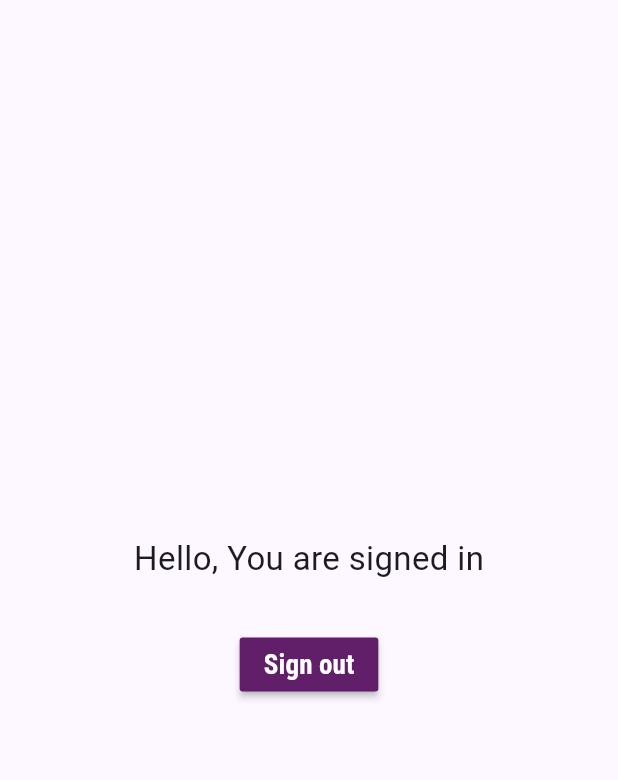
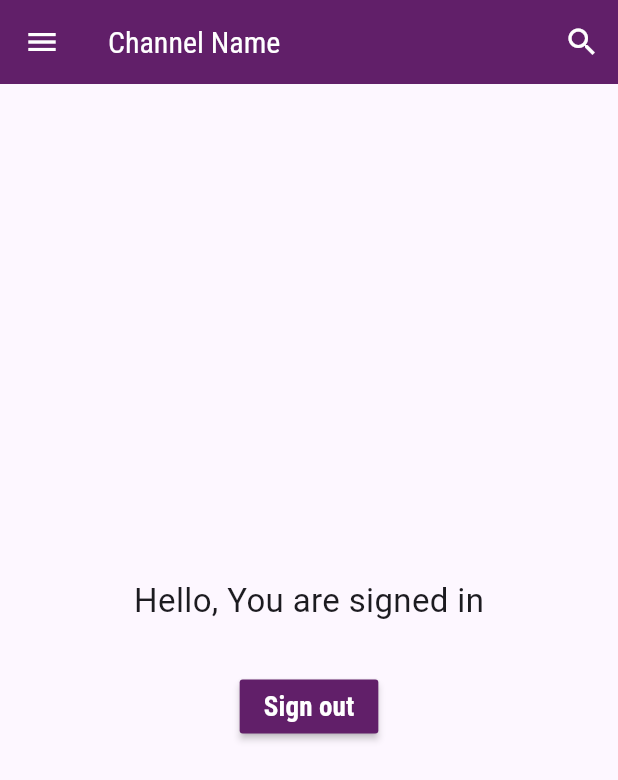
Before and after one commit to MariemAbdi/CommuniTeam, a Flutter app: the screen it shows once a user with an empty profile is signed in, on a phone screen of 412 x 824 dp. Shown: the top 780 px of the screen. Run offline on Flutter 3.47's test engine with Material 2 defaults, Android fonts, the phone set to English and light mode, and no system bars; our stand-ins replace firebase_auth, firebase_core, google_fonts; accounts and stored records are empty.

Commit message:
adding a drawer with an avatar and a custom search bar

```diff
--- a/lib/screens/home_screen.dart
+++ b/lib/screens/home_screen.dart
@@ -10,10 +10,66 @@ class HomeScreen extends StatefulWidget {
 }
 
 class _HomeScreenState extends State<HomeScreen> {
+  Icon customIcon = const Icon(Icons.search);
+  Widget customSearchBar = const Text('Channel Name');
   final user = FirebaseAuth.instance.currentUser!;
   @override
   Widget build(BuildContext context) {
     return Scaffold(
+      appBar: AppBar(
+        iconTheme: IconThemeData(color: Colors.white),
+        /*title: Text('CommuniTeam',
+       style: GoogleFonts.robotoCondensed(
+                    color: Colors.white,
+                    fontSize: 20,),
+                    ),*/
+        title: customSearchBar,
+        titleTextStyle:
+            GoogleFonts.robotoCondensed(color: Colors.white, fontSize: 20),
+        backgroundColor: const Color.fromARGB(255, 97, 31, 105),
+        actions: [
+          IconButton(
+            onPressed: () {
+              setState(() {
+                if (customIcon.icon == Icons.search) {
+                  customIcon = const Icon(Icons.cancel);
+                  customSearchBar = const ListTile(
+                    leading: Icon(
+                      Icons.search,
+                      color: Colors.white,
+                      size: 28,
+                    ),
+                    title: TextField(
+                      decoration: InputDecoration(
+                        hintText: 'type in channel name...',
+                        hintStyle: TextStyle(
+                          color: Colors.white,
+                          fontSize: 15,
+                          fontStyle: FontStyle.italic,
+                        ),
+                        border: InputBorder.none,
+                      ),
+                      style: TextStyle(
+                        color: Colors.white,
+                      ),
+                    ),
+                  );
+                } else {
+                  customIcon = const Icon(Icons.search);
+                  customSearchBar = Text(
+                    'Channel Name',
+                    style: GoogleFonts.robotoCondensed(
+                      color: Colors.white,
+                      fontSize: 20,
+                    ),
+                  );
+                }
+              });
+            },
+            icon: customIcon,
+          )
+        ],
+      ),
       body: Center(
         child: Column(
           mainAxisAlignment: MainAxisAlignment.center,
@@ -25,7 +81,6 @@ class _HomeScreenState extends State<HomeScreen> {
                   FirebaseAuth.instance.signOut();
                 },
                 color: const Color.fromARGB(255, 97, 31, 105),
-
                 child: Text(
                   'Sign out',
                   style: GoogleFonts.robotoCondensed(
@@ -37,6 +92,56 @@ class _HomeScreenState extends State<HomeScreen> {
           ],
         ),
       ),
+      drawer: Drawer(
+        // Add a ListView to the drawer. This ensures the user can scroll
+        // through the options in the drawer if there isn't enough vertical
+        // space to fit everything.
+        child: ListView(
+          // Important: Remove any padding from the ListView.
+          padding: EdgeInsets.zero,
+          children: [
+            const DrawerHeader(
+              decoration: BoxDecoration(
+                color: Color.fromARGB(255, 97, 31, 105),
+              ),
+              child: Column(
+                children: [
+                  CircleAvatar(
+                    radius: 50,
+                    backgroundImage: AssetImage('images/avatar.png'),
+                  ),
+                  SizedBox(height: 5),
+                  Text(
+                    'My Name',
+                    style: TextStyle(
+                      color: Colors.white,
+                      fontSize: 18,
+                    ),
+                  ),
+                ],
+              ),
+            ),
+            ListTile(
+              title: const Text('Item 1'),
+              onTap: () {
+                // Update the state of the app
+                // ...
+                // Then close the drawer
+                Navigator.pop(context);
+              },
+            ),
+            ListTile(
+              title: const Text('Item 2'),
+              onTap: () {
+                // Update the state of the app
+                // ...
+                // Then close the drawer
+                Navigator.pop(context);
+              },
+            ),
+          ],
+        ),
+      ),
     );
   }
 }
```
Also changed, not shown: images/avatar.png (added).
